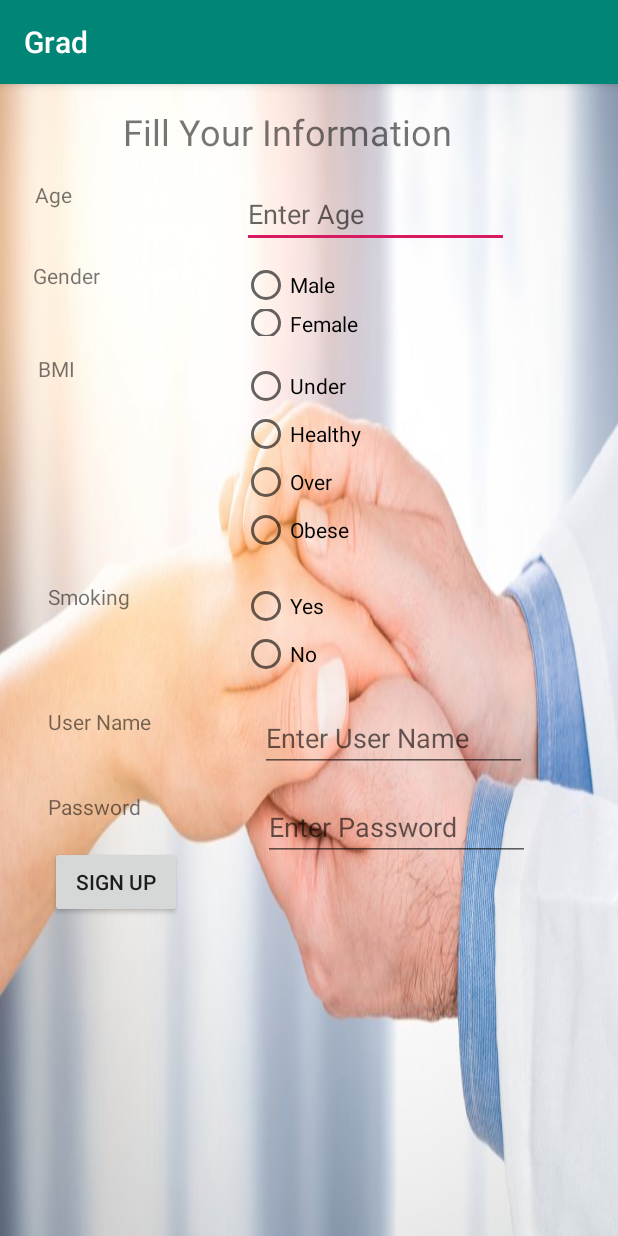
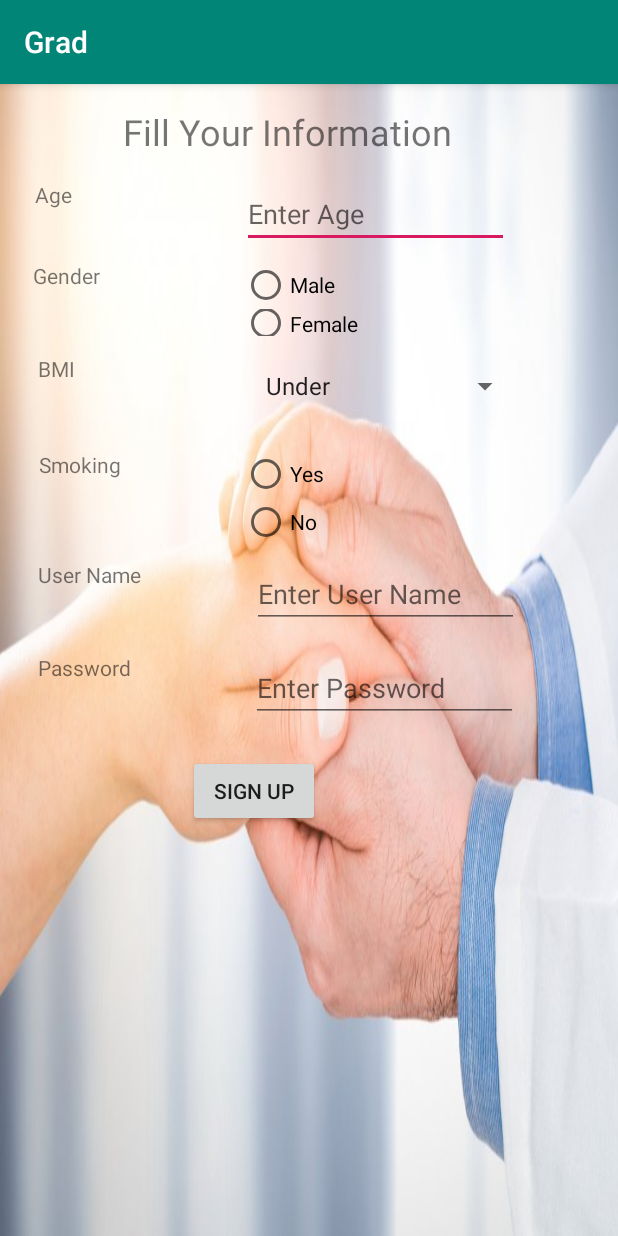
Before and after one commit to ShahdHajaj/GraduationProject, an Android app: the signUp screen opened directly, with no data from a screen before it, on a phone screen of 412 x 824 dp. Run offline under Robolectric (Android 15) with nearby library versions, the light colour scheme and no system bars.

Commit message:
Running second page

```diff
--- /dev/null
+++ b/app/src/main/java/com/example/grad/DataBaseHelperInfo.java
@@ -0,0 +1,7 @@
+package com.example.grad;
+
+public class DataBaseHelperInfo {
+
+
+
+}
--- a/app/src/main/java/com/example/grad/signUp.java
+++ b/app/src/main/java/com/example/grad/signUp.java
@@ -1,18 +1,23 @@
 package com.example.grad;
 
+import android.content.Intent;
 import android.os.Bundle;
 import android.view.View;
+import android.widget.ArrayAdapter;
 import android.widget.Button;
 import android.widget.EditText;
 import android.widget.RadioGroup;
+import android.widget.Spinner;
 import android.widget.Toast;
 import android.content.Context;
 import androidx.appcompat.app.AppCompatActivity;
 
 public class signUp extends AppCompatActivity {
     EditText user, password,age;
-    RadioGroup bmi,smoking,gender;
+   private RadioGroup smoking,gender;
     Button sign;
+    Spinner bmi;
+   private String  gen,smok;
     @Override
     protected void onCreate(Bundle savedInstanceState) {
         super.onCreate(savedInstanceState);
@@ -21,16 +26,63 @@ public class signUp extends AppCompatActivity {
         user =     findViewById(R.id.userfield2);
         password = findViewById(R.id.passfield);
         gender =   findViewById(R.id.genderfield);
-        bmi =      findViewById(R.id.bmifield);
         smoking =  findViewById(R.id.smokingfield);
+        String[] options = {"Under", "Healthy","Over","Obese"};
+        bmi = (Spinner) findViewById(R.id.bmifield);
+        ArrayAdapter objGenderArr = new ArrayAdapter(this, android.R.layout.simple_spinner_item, options);
+        bmi.setAdapter(objGenderArr);
+        sign =(Button) findViewById(R.id.signup2);
+        gender = (RadioGroup) findViewById(R.id.genderfield);
+        smoking = (RadioGroup) findViewById(R.id.smokingfield);
 
-        sign =(Button) findViewById(R.id.signup2);
+        gender.setOnCheckedChangeListener(new RadioGroup.OnCheckedChangeListener() {
+            @Override
+            public void onCheckedChanged(RadioGroup RadioGroup, int checkedId) {
+
+                if (checkedId == R.id.Male) {
+                    gen = "Male";
+
+                } else if (checkedId == R.id.Female) {
+                    gen="Female";
+                }
+                else {
+                    gen="";
+                }
+            }
+        });
+        smoking.setOnCheckedChangeListener(new RadioGroup.OnCheckedChangeListener() {
+            @Override
+            public void onCheckedChanged(RadioGroup RadioGroup, int checkedId) {
+
+                if (checkedId == R.id.yes) {
+                    smok = "Yes";
+
+                } else if (checkedId == R.id.no) {
+                    smok="No";
+                }
+                else   {
+                    smok="";
+                }
+            }
+        });
+
+
         sign.setOnClickListener(new View.OnClickListener() {
         @Override
         public void onClick(View v) {
-            if (!(age.getText().toString().matches("") || user.getText().toString().matches("")|| password.getText().toString().matches("") )) {
+            if (!(age.getText().toString().matches("") || user.getText().toString().matches("")|| password.getText().toString().matches("") )||bmi.getSelectedItem().toString().matches("") ||gen==""||smok=="") {
                 Context context = getApplicationContext();
-                CharSequence text = "Fill all Info Please";
+                CharSequence text = "Sign up successfully";
+                int duration = Toast.LENGTH_SHORT;
+                Toast toast = Toast.makeText(context, text, duration);
+                toast.show();
+                Intent int1 = new Intent(signUp.this,MainActivity.class);
+                signUp.this.startActivity(int1);
+
+            }
+            else {
+                Context context = getApplicationContext();
+                CharSequence text = "Fill all Information";
                 int duration = Toast.LENGTH_SHORT;
                 Toast toast = Toast.makeText(context, text, duration);
                 toast.show();
--- a/app/src/main/res/layout/signup.xml
+++ b/app/src/main/res/layout/signup.xml
@@ -61,10 +61,10 @@
         android:layout_alignParentTop="true"
 
         android:layout_alignParentRight="true"
-        android:layout_marginStart="33dp"
-        android:layout_marginLeft="33dp"
-        android:layout_marginTop="508dp"
-        android:layout_marginRight="290dp"
+        android:layout_marginStart="125dp"
+        android:layout_marginLeft="125dp"
+        android:layout_marginTop="447dp"
+        android:layout_marginRight="198dp"
         android:text="Sign Up" />
 
     <RadioGroup
@@ -110,44 +110,6 @@
         android:layout_marginRight="327dp"
         android:text="BMI" />
 
-    <RadioGroup
-        android:id="@+id/bmifield"
-        android:layout_width="wrap_content"
-        android:layout_height="wrap_content"
-        android:layout_alignParentStart="true"
-        android:layout_alignParentLeft="true"
-        android:layout_alignParentTop="true"
-        android:layout_alignParentRight="true"
-        android:layout_marginStart="161dp"
-        android:layout_marginLeft="25dp"
-        android:layout_marginTop="185dp"
-        android:layout_marginRight="50dp">
-
-        <RadioButton
-            android:id="@+id/Underfield"
-            android:layout_width="match_parent"
-            android:layout_height="wrap_content"
-            android:text="Under" />
-
-        <RadioButton
-            android:id="@+id/healthyfield"
-            android:layout_width="match_parent"
-            android:layout_height="wrap_content"
-            android:text="Healthy" />
-
-        <RadioButton
-            android:id="@+id/overfield"
-            android:layout_width="match_parent"
-            android:layout_height="wrap_content"
-            android:text="Over" />
-
-        <RadioButton
-            android:id="@+id/obesefield"
-            android:layout_width="match_parent"
-            android:layout_height="wrap_content"
-            android:text="Obese" />
-    </RadioGroup>
-
     <TextView
         android:id="@+id/smokefield"
         android:layout_width="129dp"
@@ -156,10 +118,10 @@
         android:layout_alignParentLeft="true"
         android:layout_alignParentTop="true"
         android:layout_alignParentRight="true"
-        android:layout_marginStart="32dp"
-        android:layout_marginLeft="32dp"
-        android:layout_marginTop="332dp"
-        android:layout_marginRight="323dp"
+        android:layout_marginStart="26dp"
+        android:layout_marginLeft="26dp"
+        android:layout_marginTop="244dp"
+        android:layout_marginRight="256dp"
         android:text="Smoking" />
 
     <RadioGroup
@@ -172,7 +134,7 @@
         android:layout_alignParentRight="true"
         android:layout_marginStart="161dp"
         android:layout_marginLeft="25dp"
-        android:layout_marginTop="332dp"
+        android:layout_marginTop="244dp"
         android:layout_marginRight="50dp">
 
         <RadioButton
@@ -196,10 +158,10 @@
         android:layout_alignParentLeft="true"
         android:layout_alignParentTop="true"
         android:layout_alignParentRight="true"
-        android:layout_marginStart="32dp"
-        android:layout_marginLeft="32dp"
-        android:layout_marginTop="415dp"
-        android:layout_marginRight="309dp"
+        android:layout_marginStart="25dp"
+        android:layout_marginLeft="25dp"
+        android:layout_marginTop="317dp"
+        android:layout_marginRight="257dp"
         android:text="User Name" />
 
     <EditText
@@ -210,10 +172,10 @@
         android:layout_alignParentLeft="true"
         android:layout_alignParentTop="true"
         android:layout_alignParentRight="true"
-        android:layout_marginStart="173dp"
-        android:layout_marginLeft="173dp"
-        android:layout_marginTop="413dp"
-        android:layout_marginRight="85dp"
+        android:layout_marginStart="168dp"
+        android:layout_marginLeft="168dp"
+        android:layout_marginTop="317dp"
+        android:layout_marginRight="65dp"
         android:ems="10"
         android:hint="Enter User Name"
         android:inputType="textPersonName" />
@@ -226,10 +188,10 @@
         android:layout_alignParentLeft="true"
         android:layout_alignParentTop="true"
         android:layout_alignParentRight="true"
-        android:layout_marginStart="32dp"
-        android:layout_marginLeft="32dp"
-        android:layout_marginTop="472dp"
-        android:layout_marginRight="316dp"
+        android:layout_marginStart="25dp"
+        android:layout_marginLeft="25dp"
+        android:layout_marginTop="379dp"
+        android:layout_marginRight="257dp"
         android:text="Password" />
 
     <EditText
@@ -240,10 +202,10 @@
         android:layout_alignParentLeft="true"
         android:layout_alignParentTop="true"
         android:layout_alignParentRight="true"
-        android:layout_marginStart="175dp"
-        android:layout_marginLeft="175dp"
-        android:layout_marginTop="474dp"
-        android:layout_marginRight="23dp"
+        android:layout_marginStart="167dp"
+        android:layout_marginLeft="167dp"
+        android:layout_marginTop="381dp"
+        android:layout_marginRight="66dp"
         android:ems="10"
         android:hint="Enter Password"
         android:inputType="textPassword" />
@@ -263,4 +225,17 @@
         android:text="Fill Your Information"
         android:textSize="24sp" />
 
+    <Spinner
+        android:id="@+id/bmifield"
+        android:layout_width="178dp"
+        android:layout_height="44dp"
+        android:layout_alignParentStart="true"
+        android:layout_alignParentLeft="true"
+        android:layout_alignParentTop="true"
+        android:layout_alignParentRight="true"
+        android:layout_marginStart="169dp"
+        android:layout_marginLeft="169dp"
+        android:layout_marginTop="179dp"
+        android:layout_marginRight="64dp" />
+
 </RelativeLayout>
```
